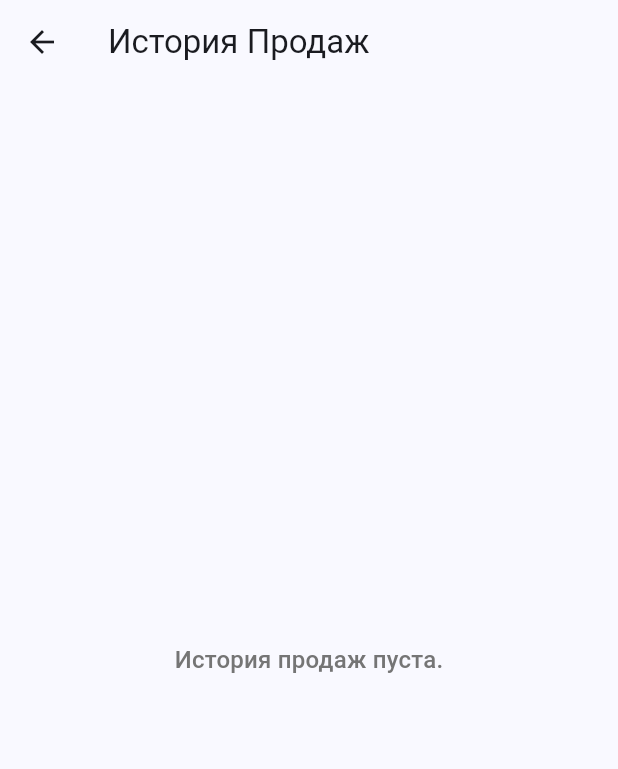
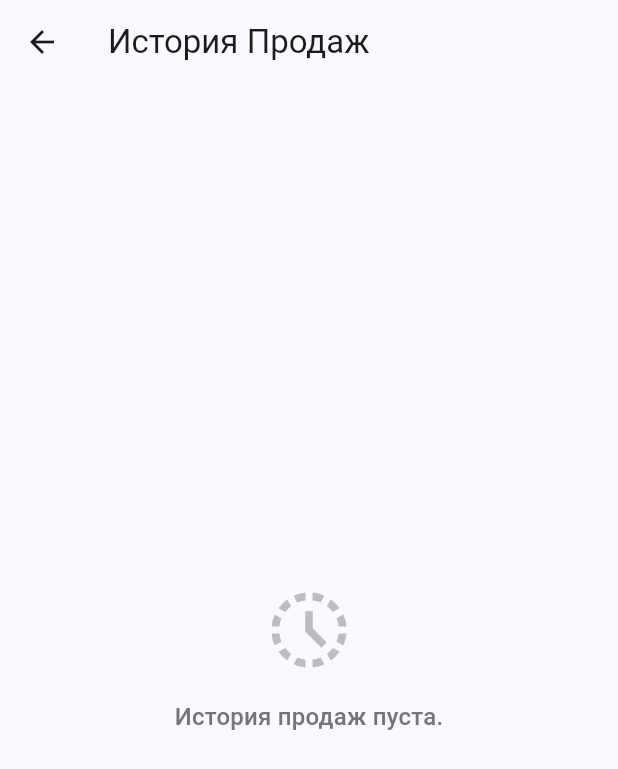
Before and after one commit to makkenzo/flutter_pos, a Flutter app: the ProductListScreen screen opened directly, after a tap on the "history" icon, on a phone screen of 412 x 824 dp. Shown: the top 769 px of the screen. Run offline on Flutter 3.47's test engine with Material 3 defaults, Android fonts, the phone set to English and light mode, and no system bars; our stand-ins replace flutter_riverpod, flutter_secure_storage, google_fonts, pdf, printing, shimmer; missing offline and left inert: mobile_scanner; accounts and stored records are empty.

Commit message:
Improves product list and sales history UI
Adds shimmer placeholders for loading states in product list and sales history screens to enhance user experience.

Improves empty state displays with icons and informative messages.

Enhances error handling with more user-friendly error widgets, including retry buttons.

Adds dividers between list items for better readability.

```diff
--- a/lib/screens/products/product_list_screen.dart
+++ b/lib/screens/products/product_list_screen.dart
@@ -8,8 +8,10 @@ import 'package:flutter_pos/screens/pos/pos_screen.dart';
 import 'package:flutter_pos/screens/products/product_form_screen.dart';
 import 'package:flutter_pos/screens/sales/sales_history_screen.dart';
 import 'package:flutter_pos/services/api_service.dart';
+import 'package:flutter_pos/widgets/list_item_placeholder.dart';
 import 'package:flutter_riverpod/flutter_riverpod.dart';
 import 'package:intl/intl.dart';
+import 'package:shimmer/shimmer.dart';
 
 class Debouncer {
   final Duration delay;
@@ -56,8 +58,7 @@ class _ProductListScreenState extends ConsumerState<ProductListScreen> {
   }
 
   void _onScroll() {
-    if (_scrollController.position.pixels >=
-        _scrollController.position.maxScrollExtent - 200) {
+    if (_scrollController.position.pixels >= _scrollController.position.maxScrollExtent - 200) {
       ref.read(productListProvider.notifier).fetchNextPage();
     }
   }
@@ -76,14 +77,10 @@ class _ProductListScreenState extends ConsumerState<ProductListScreen> {
   Widget build(BuildContext context) {
     final ProductListState productState = ref.watch(productListProvider);
     final List<Product> products = productState.products;
-    final bool isLoadingInitial =
-        productState.isLoading &&
-        products.isEmpty &&
-        productState.error == null;
+    final bool isLoadingInitial = productState.isLoading && products.isEmpty && productState.error == null;
     final bool isLoadingMore = productState.isLoading && products.isNotEmpty;
     final bool hasError = productState.error != null && !productState.isLoading;
-    final bool canLoadMore =
-        !productState.isLoading && !productState.hasReachedMax;
+    final bool canLoadMore = !productState.isLoading && !productState.hasReachedMax;
 
     final currencyFormat = NumberFormat.currency(locale: 'ru_RU', symbol: '₸');
 
@@ -94,20 +91,12 @@ class _ProductListScreenState extends ConsumerState<ProductListScreen> {
           IconButton(
             icon: const Icon(Icons.history),
             tooltip: 'История продаж',
-            onPressed:
-                () => Navigator.push(
-                  context,
-                  MaterialPageRoute(builder: (_) => const SalesHistoryScreen()),
-                ),
+            onPressed: () => Navigator.push(context, MaterialPageRoute(builder: (_) => const SalesHistoryScreen())),
           ),
           IconButton(
             icon: const Icon(Icons.point_of_sale),
             tooltip: 'Касса',
-            onPressed:
-                () => Navigator.push(
-                  context,
-                  MaterialPageRoute(builder: (_) => const PosScreen()),
-                ),
+            onPressed: () => Navigator.push(context, MaterialPageRoute(builder: (_) => const PosScreen())),
           ),
           IconButton(
             icon: const Icon(Icons.logout),
@@ -118,19 +107,12 @@ class _ProductListScreenState extends ConsumerState<ProductListScreen> {
                 builder:
                     (context) => AlertDialog(
                       title: const Text('Подтверждение выхода'),
-                      content: const Text(
-                        'Вы уверены, что хотите выйти из системы?',
-                      ),
+                      content: const Text('Вы уверены, что хотите выйти из системы?'),
                       actions: [
-                        TextButton(
-                          onPressed: () => Navigator.of(context).pop(false),
-                          child: const Text('Отмена'),
-                        ),
+                        TextButton(onPressed: () => Navigator.of(context).pop(false), child: const Text('Отмена')),
                         TextButton(
                           onPressed: () => Navigator.of(context).pop(true),
-                          style: TextButton.styleFrom(
-                            foregroundColor: Colors.red,
-                          ),
+                          style: TextButton.styleFrom(foregroundColor: Colors.red),
                           child: const Text('Выйти'),
                         ),
                       ],
@@ -147,10 +129,7 @@ class _ProductListScreenState extends ConsumerState<ProductListScreen> {
         bottom: PreferredSize(
           preferredSize: const Size.fromHeight(kToolbarHeight),
           child: Padding(
-            padding: const EdgeInsets.symmetric(
-              horizontal: 12.0,
-              vertical: 8.0,
-            ),
+            padding: const EdgeInsets.symmetric(horizontal: 12.0, vertical: 8.0),
             child: TextField(
               controller: _searchController,
               decoration: InputDecoration(
@@ -167,14 +146,9 @@ class _ProductListScreenState extends ConsumerState<ProductListScreen> {
                           },
                         )
                         : null,
-                border: OutlineInputBorder(
-                  borderRadius: BorderRadius.circular(30.0),
-                  borderSide: BorderSide.none,
-                ),
+                border: OutlineInputBorder(borderRadius: BorderRadius.circular(30.0), borderSide: BorderSide.none),
                 filled: true,
-                fillColor: Theme.of(
-                  context,
-                ).colorScheme.surfaceVariant.withOpacity(0.6),
+                fillColor: Theme.of(context).colorScheme.surfaceVariant.withOpacity(0.6),
                 contentPadding: const EdgeInsets.symmetric(vertical: 0),
               ),
               onChanged: _onSearchChanged,
@@ -182,48 +156,13 @@ class _ProductListScreenState extends ConsumerState<ProductListScreen> {
           ),
         ),
       ),
-
       body: RefreshIndicator(
         onRefresh: _handleRefresh,
         child: Stack(
           children: [
-            _buildBodyContent(
-              context,
-              productState,
-              products,
-              isLoadingInitial,
-              currencyFormat,
-            ),
+            _buildBodyContent(context, productState, products, isLoadingInitial, currencyFormat),
 
-            if (hasError && products.isEmpty)
-              Center(
-                child: Padding(
-                  padding: const EdgeInsets.all(16.0),
-                  child: Column(
-                    mainAxisSize: MainAxisSize.min,
-                    children: [
-                      const Icon(
-                        Icons.error_outline,
-                        color: Colors.red,
-                        size: 50,
-                      ),
-                      const SizedBox(height: 10),
-                      Text(
-                        'Ошибка загрузки товаров:\n${_formatErrorMessage(productState.error)}',
-                        textAlign: TextAlign.center,
-                        style: TextStyle(
-                          color: Theme.of(context).colorScheme.error,
-                        ),
-                      ),
-                      const SizedBox(height: 10),
-                      ElevatedButton(
-                        onPressed: _handleRefresh,
-                        child: const Text('Повторить'),
-                      ),
-                    ],
-                  ),
-                ),
-              ),
+            if (hasError && products.isEmpty) _buildErrorWidget(context, productState.error),
           ],
         ),
       ),
@@ -232,10 +171,7 @@ class _ProductListScreenState extends ConsumerState<ProductListScreen> {
         child: const Icon(Icons.add),
         tooltip: 'Добавить товар',
         onPressed: () {
-          Navigator.push(
-            context,
-            MaterialPageRoute(builder: (_) => ProductFormScreen(product: null)),
-          );
+          Navigator.push(context, MaterialPageRoute(builder: (_) => ProductFormScreen(product: null)));
         },
       ),
     );
@@ -249,33 +185,50 @@ class _ProductListScreenState extends ConsumerState<ProductListScreen> {
     NumberFormat currencyFormat,
   ) {
     if (isLoadingInitial) {
-      return const Center(child: CircularProgressIndicator());
+      return Shimmer.fromColors(
+        baseColor: Colors.grey.shade300,
+        highlightColor: Colors.grey.shade100,
+        enabled: true,
+        child: ListView.builder(
+          itemBuilder:
+              (_, __) => const Padding(
+                padding: EdgeInsets.symmetric(horizontal: 8.0, vertical: 4.0),
+                child: Card(child: ProductListItemPlaceholder()),
+              ),
+          itemCount: 10,
+        ),
+      );
     }
 
-    if (products.isEmpty &&
-        !productState.isLoading &&
-        productState.error == null) {
+    if (products.isEmpty && !productState.isLoading && productState.error == null) {
       return Center(
         child: Padding(
           padding: const EdgeInsets.all(16.0),
-          child: Text(
-            productState.currentQuery != null &&
-                    productState.currentQuery!.isNotEmpty
+          child: Column(
+            mainAxisSize: MainAxisSize.min,
+            children: [
+              Icon(Icons.search_off, size: 60, color: Colors.grey[400]),
+              const SizedBox(height: 16),
+              Text(
+                productState.currentQuery != null && productState.currentQuery!.isNotEmpty
                     ? 'Товары по запросу "${productState.currentQuery}" не найдены.'
                     : 'Нет добавленных товаров.\nНажмите "+", чтобы добавить первый.',
                 textAlign: TextAlign.center,
-            style: Theme.of(
-              context,
-            ).textTheme.titleMedium?.copyWith(color: Colors.grey[600]),
+                style: Theme.of(context).textTheme.titleMedium?.copyWith(color: Colors.grey[600]),
+              ),
+            ],
           ),
         ),
       );
     }
 
-    return ListView.builder(
+    return ListView.separated(
       controller: _scrollController,
-      itemCount: products.length + (productState.isLoading ? 1 : 0),
-      padding: const EdgeInsets.only(bottom: 80),
+      itemCount: products.length + (productState.isLoading && products.isNotEmpty ? 1 : 0),
+      padding: const EdgeInsets.only(bottom: 80, top: 8),
+      separatorBuilder:
+          (context, index) =>
+              Divider(height: 1, thickness: 0.5, indent: 16, endIndent: 16, color: Colors.grey.shade300),
       itemBuilder: (context, index) {
         if (index == products.length) {
           return const Padding(
@@ -285,14 +238,8 @@ class _ProductListScreenState extends ConsumerState<ProductListScreen> {
         }
 
         final product = products[index];
-        return Card(
-          margin: const EdgeInsets.symmetric(horizontal: 8.0, vertical: 4.0),
-          clipBehavior: Clip.antiAlias,
-          child: ListTile(
-            title: Text(
-              product.skuName,
-              style: const TextStyle(fontWeight: FontWeight.w500),
-            ),
+        return ListTile(
+          title: Text(product.skuName, style: const TextStyle(fontWeight: FontWeight.w500)),
           subtitle: Text(
             'ШК: ${product.barcode}\nОстаток: ${product.quantity} ${product.unit}',
             maxLines: 2,
@@ -316,17 +263,38 @@ class _ProductListScreenState extends ConsumerState<ProductListScreen> {
             ),
           ),
           onTap: () {
-              Navigator.push(
-                context,
-                MaterialPageRoute(
-                  builder: (_) => ProductFormScreen(product: product),
-                ),
+            Navigator.push(context, MaterialPageRoute(builder: (_) => ProductFormScreen(product: product)));
+          },
+          onLongPress: () => _showDeleteConfirmation(context, product),
         );
       },
-            onLongPress: () => _showDeleteConfirmation(context, product),
+    );
+  }
+
+  Widget _buildErrorWidget(BuildContext context, Object? error) {
+    return Center(
+      child: Padding(
+        padding: const EdgeInsets.all(16.0),
+        child: Column(
+          mainAxisSize: MainAxisSize.min,
+          children: [
+            const Icon(Icons.cloud_off, color: Colors.red, size: 60), // Иконка ошибки сети/сервера
+            const SizedBox(height: 16),
+            Text(
+              'Ошибка загрузки товаров:\n${_formatErrorMessage(error)}',
+              textAlign: TextAlign.center,
+              style: TextStyle(color: Theme.of(context).colorScheme.error, fontSize: 15), // Чуть крупнее
             ),
-        );
-      },
+            const SizedBox(height: 16),
+            ElevatedButton.icon(
+              // Кнопка Повторить
+              icon: const Icon(Icons.refresh),
+              label: const Text('Повторить'),
+              onPressed: _handleRefresh,
+            ),
+          ],
+        ),
+      ),
     );
   }
 
@@ -338,14 +306,9 @@ class _ProductListScreenState extends ConsumerState<ProductListScreen> {
           builder: (context, dialogRef, child) {
             return AlertDialog(
               title: const Text('Подтвердить удаление'),
-              content: Text(
-                'Вы уверены, что хотите удалить товар "${product.skuName}" (ID: ${product.id})?',
-              ),
+              content: Text('Вы уверены, что хотите удалить товар "${product.skuName}" (ID: ${product.id})?'),
               actions: <Widget>[
-                TextButton(
-                  child: const Text('Отмена'),
-                  onPressed: () => Navigator.of(ctx).pop(),
-                ),
+                TextButton(child: const Text('Отмена'), onPressed: () => Navigator.of(ctx).pop()),
                 TextButton(
                   style: TextButton.styleFrom(foregroundColor: Colors.red),
                   child: const Text('Удалить'),
@@ -361,11 +324,7 @@ class _ProductListScreenState extends ConsumerState<ProductListScreen> {
                       ScaffoldMessenger.of(context).removeCurrentSnackBar();
                       ScaffoldMessenger.of(context).showSnackBar(
                         SnackBar(
-                          content: Text(
-                            success
-                                ? 'Товар "${product.skuName}" удален'
-                                : 'Ошибка удаления товара',
-                          ),
+                          content: Text(success ? 'Товар "${product.skuName}" удален' : 'Ошибка удаления товара'),
                           backgroundColor: success ? Colors.green : Colors.red,
                         ),
                       );
--- a/lib/screens/sales/sales_history_screen.dart
+++ b/lib/screens/sales/sales_history_screen.dart
@@ -7,10 +7,12 @@ import 'package:flutter_pos/models/sale_item.dart';
 import 'package:flutter_pos/providers/sales_history_provider.dart';
 import 'package:flutter_pos/services/api_service.dart';
 import 'package:flutter_pos/utils/pdf_generator.dart';
+import 'package:flutter_pos/widgets/list_item_placeholder.dart';
 import 'package:flutter_riverpod/flutter_riverpod.dart';
 import 'package:intl/intl.dart';
 import 'package:pdf/pdf.dart';
 import 'package:printing/printing.dart';
+import 'package:shimmer/shimmer.dart';
 
 class SalesHistoryScreen extends ConsumerStatefulWidget {
   const SalesHistoryScreen({super.key});
@@ -64,26 +66,7 @@ class _SalesHistoryScreenState extends ConsumerState<SalesHistoryScreen> {
           children: [
             _buildSalesList(context, salesState, sales, isLoadingInitial, currencyFormat, dateFormat),
 
-            if (hasError && sales.isEmpty)
-              Center(
-                child: Padding(
-                  padding: const EdgeInsets.all(16.0),
-                  child: Column(
-                    mainAxisSize: MainAxisSize.min,
-                    children: [
-                      const Icon(Icons.error_outline, color: Colors.red, size: 50),
-                      const SizedBox(height: 10),
-                      Text(
-                        'Ошибка загрузки истории:\n${_formatErrorMessage(salesState.error)}',
-                        textAlign: TextAlign.center,
-                        style: TextStyle(color: Theme.of(context).colorScheme.error),
-                      ),
-                      const SizedBox(height: 10),
-                      ElevatedButton(onPressed: _handleRefresh, child: const Text('Повторить')),
-                    ],
-                  ),
-                ),
-              ),
+            if (hasError && sales.isEmpty) _buildErrorWidget(context, salesState.error),
           ],
         ),
       ),
@@ -99,26 +82,47 @@ class _SalesHistoryScreenState extends ConsumerState<SalesHistoryScreen> {
     DateFormat dateFormat,
   ) {
     if (isLoadingInitial) {
-      return const Center(child: CircularProgressIndicator());
+      return Shimmer.fromColors(
+        baseColor: Colors.grey.shade300,
+        highlightColor: Colors.grey.shade100,
+        enabled: true,
+        child: ListView.builder(
+          itemCount: 8, // Показываем несколько плейсхолдеров
+          itemBuilder:
+              (_, __) => const Padding(
+                padding: EdgeInsets.symmetric(vertical: 2.0), // Небольшой отступ
+                child: SalesHistoryListItemPlaceholder(), // Используем плейсхолдер истории
+              ),
+        ),
+      );
     }
 
     if (sales.isEmpty && !salesState.isLoading && salesState.error == null) {
       return Center(
         child: Padding(
           padding: const EdgeInsets.all(16.0),
-          child: Text(
-            'История продаж пуста.',
-            textAlign: TextAlign.center,
-            style: Theme.of(context).textTheme.titleMedium?.copyWith(color: Colors.grey[600]),
+          child: Column(
+            // Добавляем иконку
+            mainAxisSize: MainAxisSize.min,
+            children: [
+              Icon(Icons.history_toggle_off_outlined, size: 60, color: Colors.grey[400]),
+              const SizedBox(height: 16),
+              Text(
+                'История продаж пуста.',
+                textAlign: TextAlign.center,
+                style: Theme.of(context).textTheme.titleMedium?.copyWith(color: Colors.grey[600]),
+              ),
+            ],
           ),
         ),
       );
     }
 
-    return ListView.builder(
+    return ListView.separated(
       controller: _scrollController,
-      itemCount: sales.length + (salesState.isLoading ? 1 : 0),
-      padding: const EdgeInsets.only(bottom: 16),
+      itemCount: sales.length + (salesState.isLoading && sales.isNotEmpty ? 1 : 0),
+      padding: const EdgeInsets.only(bottom: 16, top: 8),
+      separatorBuilder: (context, index) => Divider(height: 1, thickness: 0.5, indent: 72, color: Colors.grey.shade300),
       itemBuilder: (context, index) {
         if (index == sales.length) {
           return const Padding(
@@ -148,6 +152,33 @@ class _SalesHistoryScreenState extends ConsumerState<SalesHistoryScreen> {
           },
         );
       },
+    );
+  }
+
+  Widget _buildErrorWidget(BuildContext context, Object? error) {
+    return Center(
+      child: Padding(
+        padding: const EdgeInsets.all(16.0),
+        child: Column(
+          mainAxisSize: MainAxisSize.min,
+          children: [
+            const Icon(Icons.cloud_off, color: Colors.red, size: 60), // Иконка ошибки сети/сервера
+            const SizedBox(height: 16),
+            Text(
+              'Ошибка загрузки товаров:\n${_formatErrorMessage(error)}',
+              textAlign: TextAlign.center,
+              style: TextStyle(color: Theme.of(context).colorScheme.error, fontSize: 15), // Чуть крупнее
+            ),
+            const SizedBox(height: 16),
+            ElevatedButton.icon(
+              // Кнопка Повторить
+              icon: const Icon(Icons.refresh),
+              label: const Text('Повторить'),
+              onPressed: _handleRefresh,
+            ),
+          ],
+        ),
+      ),
     );
   }
 
--- a/pubspec.yaml
+++ b/pubspec.yaml
@@ -22,6 +22,7 @@ dependencies:
     printing: ^5.14.2
     flutter_secure_storage: ^9.2.4
     google_fonts: ^6.2.1
+    shimmer: ^3.0.0
 
 dev_dependencies:
     flutter_test:
```
Also changed, not shown: lib/services/api_service.dart (+36 -129 lines), lib/widgets/list_item_placeholder.dart (added, +67 -0 lines), pubspec.lock. Lines whose indentation alone changed are shown as unchanged.
